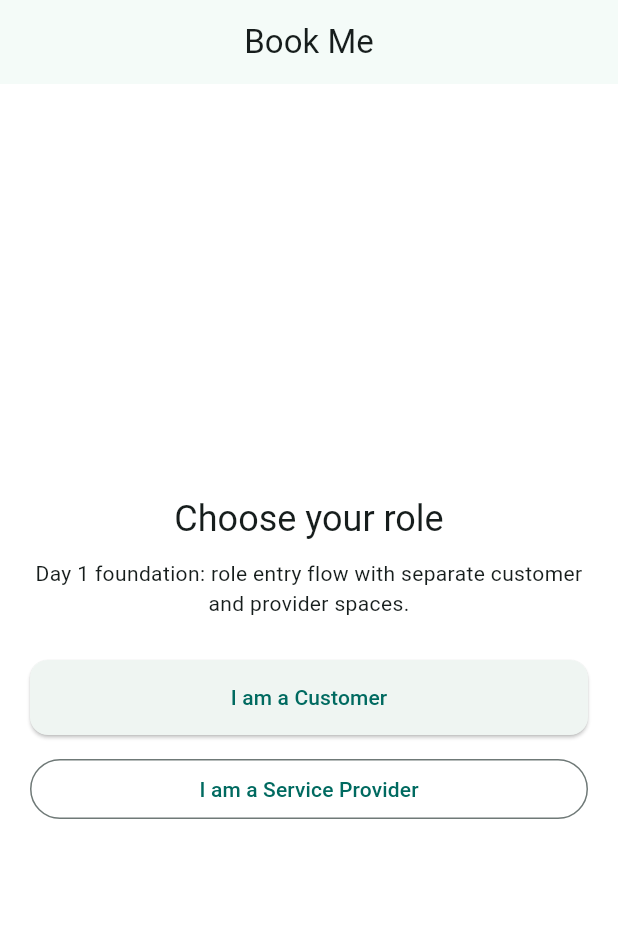
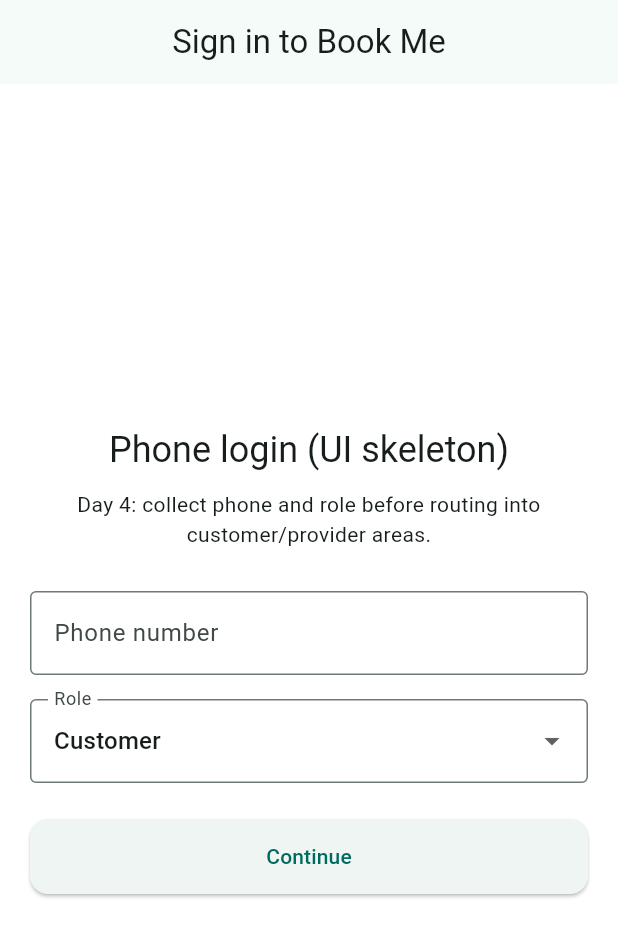
Before and after one commit to Jithmi25/BookMe_MobileApp, a Flutter app: the screen it shows after launch, on a phone screen of 412 x 824 dp. Shown: the top 937 px of the screen. Run offline on Flutter 3.47's test engine with Material 3 defaults, Android fonts, the phone set to English and light mode, and no system bars; our stand-ins replace firebase_core; accounts and stored records are empty; statements that could not run were skipped.

Commit message:
Implement authentication flow with role selection and user state management

```diff
--- a/lib/app/app.dart
+++ b/lib/app/app.dart
@@ -1,18 +1,46 @@
 import 'package:book_me_mobile_app/app/router/app_router.dart';
 import 'package:book_me_mobile_app/app/theme/app_theme.dart';
+import 'package:book_me_mobile_app/features/auth/application/auth_controller.dart';
 import 'package:flutter/material.dart';
 
-class BookMeApp extends StatelessWidget {
+class BookMeApp extends StatefulWidget {
   const BookMeApp({super.key});
 
   @override
+  State<BookMeApp> createState() => _BookMeAppState();
+}
+
+class _BookMeAppState extends State<BookMeApp> {
+  late final AuthController _authController;
+
+  @override
+  void initState() {
+    super.initState();
+    _authController = AuthController();
+  }
+
+  @override
+  void dispose() {
+    _authController.dispose();
+    super.dispose();
+  }
+
+  @override
   Widget build(BuildContext context) {
-    return MaterialApp(
-      title: 'Book Me',
-      debugShowCheckedModeBanner: false,
-      theme: AppTheme.light,
-      initialRoute: AppRouter.roleSelection,
-      routes: AppRouter.routes,
+    return AnimatedBuilder(
+      animation: _authController,
+      builder: (context, child) {
+        return MaterialApp(
+          title: 'Book Me',
+          debugShowCheckedModeBanner: false,
+          theme: AppTheme.light,
+          initialRoute: AppRouter.roleSelection,
+          onGenerateRoute: (settings) => AppRouter.generateRoute(
+            settings: settings,
+            authController: _authController,
+          ),
+        );
+      },
     );
   }
 }
--- a/lib/app/router/app_router.dart
+++ b/lib/app/router/app_router.dart
@@ -1,7 +1,8 @@
+import 'package:book_me_mobile_app/features/auth/application/auth_controller.dart';
 import 'package:book_me_mobile_app/features/auth/presentation/role_selection_screen.dart';
 import 'package:book_me_mobile_app/features/customer/presentation/customer_home_screen.dart';
 import 'package:book_me_mobile_app/features/provider/presentation/provider_home_screen.dart';
-import 'package:flutter/widgets.dart';
+import 'package:flutter/material.dart';
 
 class AppRouter {
   const AppRouter._();
@@ -10,11 +11,61 @@ class AppRouter {
   static const String customerHome = '/customer-home';
   static const String providerHome = '/provider-home';
 
-  static Map<String, WidgetBuilder> get routes {
-    return {
-      roleSelection: (_) => const RoleSelectionScreen(),
-      customerHome: (_) => const CustomerHomeScreen(),
-      providerHome: (_) => const ProviderHomeScreen(),
-    };
+  static Route<dynamic> generateRoute({
+    required RouteSettings settings,
+    required AuthController authController,
+  }) {
+    final targetRoute = _guardRoute(
+      requestedRoute: settings.name,
+      authController: authController,
+    );
+
+    switch (targetRoute) {
+      case customerHome:
+        return MaterialPageRoute(
+          settings: const RouteSettings(name: customerHome),
+          builder: (_) => CustomerHomeScreen(authController: authController),
+        );
+      case providerHome:
+        return MaterialPageRoute(
+          settings: const RouteSettings(name: providerHome),
+          builder: (_) => ProviderHomeScreen(authController: authController),
+        );
+      case roleSelection:
+      default:
+        return MaterialPageRoute(
+          settings: const RouteSettings(name: roleSelection),
+          builder: (_) => RoleSelectionScreen(authController: authController),
+        );
+    }
+  }
+
+  static String _guardRoute({
+    required String? requestedRoute,
+    required AuthController authController,
+  }) {
+    final currentRoute = requestedRoute ?? roleSelection;
+    final authState = authController.state;
+
+    if (!authState.isAuthenticated) {
+      if (currentRoute == customerHome || currentRoute == providerHome) {
+        return roleSelection;
+      }
+      return roleSelection;
+    }
+
+    if (currentRoute == roleSelection) {
+      return authState.isProvider ? providerHome : customerHome;
+    }
+
+    if (currentRoute == customerHome && authState.isProvider) {
+      return providerHome;
+    }
+
+    if (currentRoute == providerHome && authState.isCustomer) {
+      return customerHome;
+    }
+
+    return currentRoute;
   }
 }
--- /dev/null
+++ b/lib/features/auth/application/auth_controller.dart
@@ -0,0 +1,23 @@
+import 'package:book_me_mobile_app/app/constants/constants.dart';
+import 'package:book_me_mobile_app/features/auth/application/auth_state.dart';
+import 'package:flutter/foundation.dart';
+
+class AuthController extends ChangeNotifier {
+  AuthState _state = const AuthState.unauthenticated();
+
+  AuthState get state => _state;
+
+  void signInWithPhone({required String phoneNumber, required String role}) {
+    if (!UserRoles.isValid(role)) {
+      return;
+    }
+
+    _state = AuthState.authenticated(phoneNumber: phoneNumber, role: role);
+    notifyListeners();
+  }
+
+  void signOut() {
+    _state = const AuthState.unauthenticated();
+    notifyListeners();
+  }
+}
--- /dev/null
+++ b/lib/features/auth/application/auth_state.dart
@@ -0,0 +1,24 @@
+import 'package:book_me_mobile_app/app/constants/constants.dart';
+
+class AuthState {
+  const AuthState._({
+    required this.isAuthenticated,
+    this.phoneNumber,
+    this.role,
+  });
+
+  const AuthState.unauthenticated()
+    : this._(isAuthenticated: false, phoneNumber: null, role: null);
+
+  const AuthState.authenticated({
+    required String phoneNumber,
+    required String role,
+  }) : this._(isAuthenticated: true, phoneNumber: phoneNumber, role: role);
+
+  final bool isAuthenticated;
+  final String? phoneNumber;
+  final String? role;
+
+  bool get isCustomer => role == UserRoles.customer;
+  bool get isProvider => role == UserRoles.provider;
+}
--- a/lib/features/auth/presentation/role_selection_screen.dart
+++ b/lib/features/auth/presentation/role_selection_screen.dart
@@ -1,45 +1,116 @@
+import 'package:book_me_mobile_app/app/constants/constants.dart';
 import 'package:book_me_mobile_app/app/router/app_router.dart';
+import 'package:book_me_mobile_app/features/auth/application/auth_controller.dart';
 import 'package:flutter/material.dart';
 
-class RoleSelectionScreen extends StatelessWidget {
-  const RoleSelectionScreen({super.key});
+class RoleSelectionScreen extends StatefulWidget {
+  const RoleSelectionScreen({required this.authController, super.key});
+
+  final AuthController authController;
+
+  @override
+  State<RoleSelectionScreen> createState() => _RoleSelectionScreenState();
+}
+
+class _RoleSelectionScreenState extends State<RoleSelectionScreen> {
+  final GlobalKey<FormState> _formKey = GlobalKey<FormState>();
+  final TextEditingController _phoneController = TextEditingController();
+  String _selectedRole = UserRoles.customer;
+
+  @override
+  void dispose() {
+    _phoneController.dispose();
+    super.dispose();
+  }
+
+  void _continue() {
+    if (!_formKey.currentState!.validate()) {
+      return;
+    }
+
+    widget.authController.signInWithPhone(
+      phoneNumber: _phoneController.text.trim(),
+      role: _selectedRole,
+    );
+
+    final targetRoute = _selectedRole == UserRoles.customer
+        ? AppRouter.customerHome
+        : AppRouter.providerHome;
+
+    Navigator.pushNamedAndRemoveUntil(context, targetRoute, (route) => false);
+  }
 
   @override
   Widget build(BuildContext context) {
     return Scaffold(
-      appBar: AppBar(title: const Text('Book Me')),
+      appBar: AppBar(title: const Text('Sign in to Book Me')),
       body: Padding(
         padding: const EdgeInsets.all(20),
+        child: Form(
+          key: _formKey,
           child: Column(
             mainAxisAlignment: MainAxisAlignment.center,
             crossAxisAlignment: CrossAxisAlignment.stretch,
             children: [
               Text(
-              'Choose your role',
+                'Phone login (UI skeleton)',
                 style: Theme.of(context).textTheme.headlineSmall,
                 textAlign: TextAlign.center,
               ),
               const SizedBox(height: 10),
               Text(
-              'Day 1 foundation: role entry flow with separate customer and provider spaces.',
+                'Day 4: collect phone and role before routing into customer/provider areas.',
                 style: Theme.of(context).textTheme.bodyMedium,
                 textAlign: TextAlign.center,
               ),
               const SizedBox(height: 28),
-            ElevatedButton(
-              onPressed: () {
-                Navigator.pushNamed(context, AppRouter.customerHome);
+              TextFormField(
+                controller: _phoneController,
+                keyboardType: TextInputType.phone,
+                decoration: const InputDecoration(
+                  labelText: 'Phone number',
+                  hintText: '+94 7X XXX XXXX',
+                ),
+                validator: (value) {
+                  if (value == null || value.trim().isEmpty) {
+                    return 'Phone number is required';
+                  }
+                  if (value.trim().length < 9) {
+                    return 'Enter a valid phone number';
+                  }
+                  return null;
                 },
-              child: const Text('I am a Customer'),
               ),
-            const SizedBox(height: 12),
-            OutlinedButton(
-              onPressed: () {
-                Navigator.pushNamed(context, AppRouter.providerHome);
-              },
-              child: const Text('I am a Service Provider'),
+              const SizedBox(height: 16),
+              DropdownButtonFormField<String>(
+                initialValue: _selectedRole,
+                decoration: const InputDecoration(labelText: 'Role'),
+                items: const [
+                  DropdownMenuItem(
+                    value: UserRoles.customer,
+                    child: Text('Customer'),
+                  ),
+                  DropdownMenuItem(
+                    value: UserRoles.provider,
+                    child: Text('Service Provider'),
                   ),
                 ],
+                onChanged: (value) {
+                  if (value == null) {
+                    return;
+                  }
+                  setState(() {
+                    _selectedRole = value;
+                  });
+                },
+              ),
+              const SizedBox(height: 24),
+              ElevatedButton(
+                onPressed: _continue,
+                child: const Text('Continue'),
+              ),
+            ],
+          ),
         ),
       ),
     );
```
Also changed, not shown: lib/features/customer/presentation/customer_home_screen.dart (+26 -3 lines), lib/features/provider/presentation/provider_home_screen.dart (+26 -3 lines), 1 other file. Lines whose indentation alone changed are shown as unchanged.
